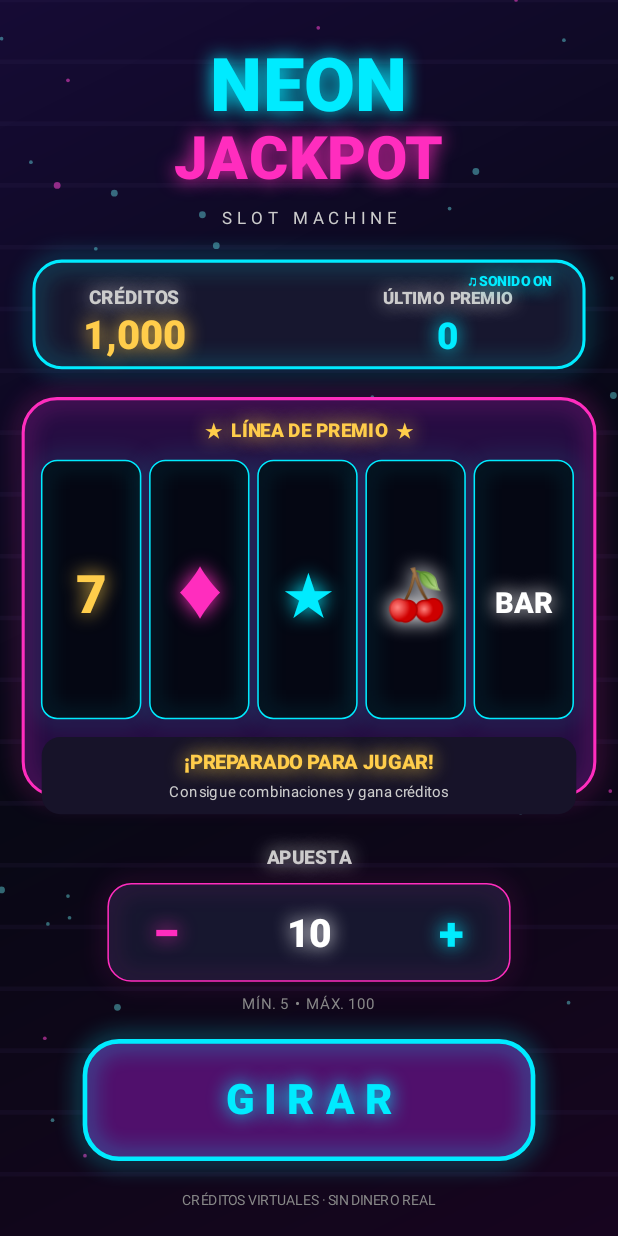
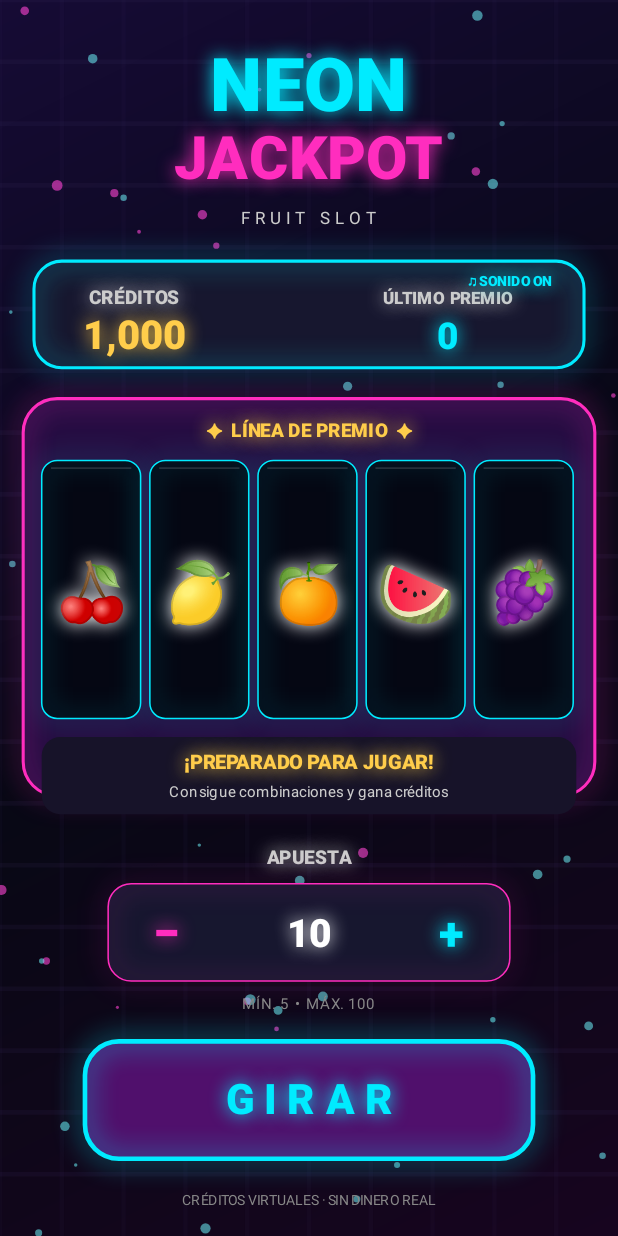
Before and after one commit to Delpad180/NEON-JACKPOT-ANDROID-, an Android app: the screen it shows after launch (MainActivity), on a phone screen of 412 x 824 dp. Run offline under Robolectric (Android 15) with nearby library versions, the phone set to English and light mode, and no system bars.

Commit message:
Replace reels with fruit symbols and smooth staggered animations

```diff
--- a/app/src/main/java/com/neonjackpot/MainActivity.java
+++ b/app/src/main/java/com/neonjackpot/MainActivity.java
@@ -29,34 +29,37 @@ public class MainActivity extends Activity {
         final Paint p = new Paint(3);
         final Handler h = new Handler(Looper.getMainLooper());
         final Random rng = new Random();
-        final ToneGenerator audio = new ToneGenerator(AudioManager.STREAM_MUSIC, 72);
-        final String[] symbols = {"7", "♦", "★", "🍒", "BAR", "♛"};
+        final ToneGenerator audio = new ToneGenerator(AudioManager.STREAM_MUSIC, 82);
+        final String[] fruits = {"🍒","🍋","🍊","🍉","🍇","🍓","🍍","🥝"};
         final int[] reels = {0,1,2,3,4};
         final int[] result = new int[5];
-        final float[] sparkX = new float[55], sparkY = new float[55], sparkV = new float[55];
-        int credits = 1000, bet = 10, lastWin = 0, tick = 0, flash = 0;
-        boolean spinning = false, soundOn = true, jackpot = false;
-        String status = "¡PREPARADO PARA JUGAR!";
-        String sub = "Consigue combinaciones y gana créditos";
-        final int cyan = Color.rgb(0,235,255), pink = Color.rgb(255,45,190);
-        final int gold = Color.rgb(255,205,75);
+        final int[] travelCells = new int[5];
+        final boolean[] reelStopped = new boolean[5];
+        final float[] sparkX = new float[85], sparkY = new float[85], sparkV = new float[85];
+        final float[] sparkSize = new float[85];
+        int credits=1000, bet=10, lastWin=0;
+        long spinStart=0, lastFrame=0;
+        boolean spinning=false, soundOn=true, jackpot=false;
+        String status="¡PREPARADO PARA JUGAR!";
+        String sub="Consigue combinaciones y gana créditos";
+        final int cyan=Color.rgb(0,235,255), pink=Color.rgb(255,45,190), gold=Color.rgb(255,205,75);
 
         SlotView() {
             super(MainActivity.this);
-            setLayerType(View.LAYER_TYPE_SOFTWARE, null);
+            setLayerType(View.LAYER_TYPE_SOFTWARE,null);
             for(int i=0;i<sparkX.length;i++) resetSpark(i);
         }
         void resetSpark(int i) {
             sparkX[i]=rng.nextInt(400); sparkY[i]=rng.nextInt(800);
-            sparkV[i]=1+rng.nextFloat()*3;
+            sparkV[i]=1+rng.nextFloat()*3.5f; sparkSize[i]=1+rng.nextFloat()*2.5f;
         }
-        void tone(int type, int duration) {
+        void tone(int type,int duration) {
             if(soundOn) try { audio.startTone(type,duration); } catch(Exception ignored) {}
         }
         void box(Canvas c,float l,float t,float r,float b,float rad,int color,boolean stroke,int sw) {
             p.setShader(null); p.setColor(color); p.setStyle(stroke?Paint.Style.STROKE:Paint.Style.FILL);
             p.setStrokeWidth(sw); p.clearShadowLayer();
-            if(stroke) p.setShadowLayer(12,0,0,color);
+            if(stroke) p.setShadowLayer(14,0,0,color);
             c.drawRoundRect(new RectF(l,t,r,b),rad,rad,p);
             p.setStyle(Paint.Style.FILL); p.clearShadowLayer();
         }
@@ -64,23 +67,54 @@ public class MainActivity extends Activity {
             p.setShader(null); p.setColor(color); p.setTextSize(size);
             p.setTypeface(Typeface.create(bold?"sans-serif-black":"sans-serif",bold?1:0));
             p.setTextAlign(Paint.Align.CENTER); p.setStyle(Paint.Style.FILL);
-            p.setShadowLayer(bold?10:0,0,0,bold?color:Color.TRANSPARENT);
+            p.setShadowLayer(bold?9:0,0,0,bold?color:Color.TRANSPARENT);
             c.drawText(s,x,y,p); p.clearShadowLayer();
+        }
+        float reelTravel(int i,long now) {
+            long local=now-spinStart-i*260L;
+            if(local<=0)return 0;
+            float t=Math.min(1f,local/1650f);
+            float eased=1f-(float)Math.pow(1f-t,3);
+            return travelCells[i]*72f*eased;
+        }
+        void drawReel(Canvas c,int i,float x,long now) {
+            float left=x, top=298, right=x+64, bottom=465;
+            box(c,left,top,right,bottom,10,0xff050713,false,1);
+            c.save();
+            c.clipRect(left+2,top+2,right-2,bottom-2);
+            if(!spinning) {
+                txt(c,fruits[reels[i]],x+32,397,39,Color.WHITE,true);
+            } else {
+                float travel=reelTravel(i,now);
+                int steps=(int)Math.floor(travel/72f);
+                float frac=(travel/72f)-steps;
+                int current=(reels[i]+steps)%fruits.length;
+                float center=382-frac*72f;
+                txt(c,fruits[(current+fruits.length-1)%fruits.length],x+32,center-72,38,0xff8b8b9e,true);
+                txt(c,fruits[current],x+32,center,42,Color.WHITE,true);
+                txt(c,fruits[(current+1)%fruits.length],x+32,center+72,38,0xff8b8b9e,true);
+            }
+            c.restore();
+            box(c,left,top,right,bottom,10,spinning?cyan:(jackpot?gold:cyan),true,spinning?2:1);
+            p.setShader(null); p.setColor(0x22ffffff); p.setStrokeWidth(1);
+            c.drawLine(left+6,top+5,right-6,top+5,p);
         }
         @Override protected void onDraw(Canvas c) {
             super.onDraw(c);
+            long now=System.currentTimeMillis();
             c.save(); c.scale(getWidth()/400f,getHeight()/800f);
-            int pulse=(int)(25+20*Math.sin(System.currentTimeMillis()/180.0));
+            float pulse=(float)(0.5+0.5*Math.sin(now/190.0));
             p.setShader(new LinearGradient(0,0,400,800,new int[]{0xff160b35,0xff070814,0xff17051f},null,Shader.TileMode.CLAMP));
             c.drawRect(0,0,400,800,p); p.setShader(null);
             for(int y=0;y<800;y+=40){p.setColor(0x223b2c65);c.drawLine(0,y,400,y,p);}
+            for(int x=0;x<400;x+=40){p.setColor(0x113b2c65);c.drawLine(x,0,x,800,p);}
             for(int i=0;i<sparkX.length;i++){
-                p.setColor((i%3==0?0x88ff45d4:0x6671faff));
-                c.drawCircle(sparkX[i],sparkY[i],i%4==0?2.2f:1.2f,p);
-                if(spinning||jackpot){sparkY[i]+=sparkV[i];if(sparkY[i]>800)resetSpark(i);}
+                p.setColor(i%3==0?0x99ff45d4:0x8871faff);
+                c.drawCircle(sparkX[i],sparkY[i],sparkSize[i],p);
+                if(spinning||jackpot){sparkY[i]-=sparkV[i];if(sparkY[i]<0) {sparkY[i]=800;sparkX[i]=rng.nextInt(400);}}
             }
             txt(c,"NEON",200,72,48,cyan,true); txt(c,"JACKPOT",200,116,39,pink,true);
-            txt(c,"S L O T   M A C H I N E",200,145,11,Color.LTGRAY,false);
+            txt(c,"F R U I T   S L O T",200,145,11,Color.LTGRAY,false);
             box(c,22,169,378,238,18,0xff17172f,false,1);
             box(c,22,169,378,238,18,cyan,true,2);
             txt(c,"CRÉDITOS",87,197,12,Color.LTGRAY,true);
@@ -91,19 +125,14 @@ public class MainActivity extends Activity {
 
             box(c,15,258,385,515,22,0xff260d42,false,1);
             box(c,15,258,385,515,22,pink,true,2);
-            txt(c,"★  LÍNEA DE PREMIO  ★",200,283,12,gold,true);
-            for(int i=0;i<5;i++){
-                float x=27+i*70;
-                box(c,x,298,x+64,465,10,0xff050713,false,1);
-                box(c,x,298,x+64,465,10,spinning?cyan:(jackpot?gold:cyan),true,spinning?2:1);
-                int col=reels[i]==0?gold:reels[i]==1?pink:reels[i]==2?cyan:Color.WHITE;
-                txt(c,symbols[reels[i]],x+32,397,reels[i]==4?19:34,col,true);
-            }
+            txt(c,"✦  LÍNEA DE PREMIO  ✦",200,283,12,gold,true);
+            for(int i=0;i<5;i++) drawReel(c,i,27+i*70,now);
             box(c,27,477,373,527,12,0xff171329,false,1);
-            txt(c,status,200,498,13,jackpot?gold:gold,true);
+            txt(c,status,200,498,13,gold,true);
             txt(c,sub,200,516,10,Color.LTGRAY,false);
             if(jackpot) {
-                p.setColor(0x55ffd34f); c.drawRect(20,250,380,530,p);
+                p.setColor((int)(0x33ffffff+(pulse*0x22ffffff))); c.drawRect(20,250,380,530,p);
+                for(int i=0;i<18;i++){p.setColor(i%2==0?gold:pink);c.drawCircle((i*47+13)%390,270+(i*61)%260,2.5f+ pulse*2,p);}
                 txt(c,"✦  ¡MEGA PREMIO!  ✦",200,548,15,gold,true);
             }
             txt(c,"APUESTA",200,559,12,Color.LTGRAY,true);
@@ -116,59 +145,71 @@ public class MainActivity extends Activity {
             txt(c,spinning?"GIRANDO...":"G I R A R",200,721,27,spinning?gold:cyan,true);
             txt(c,"CRÉDITOS VIRTUALES · SIN DINERO REAL",200,780,9,Color.GRAY,false);
             c.restore();
-            if(spinning||jackpot){postInvalidateDelayed(45);}
+            if(spinning||jackpot)postInvalidateDelayed(16);
         }
         @Override public boolean onTouchEvent(MotionEvent e) {
-            if(e.getAction()==MotionEvent.ACTION_UP){
+            if(e.getAction()==MotionEvent.ACTION_UP) {
                 float x=e.getX()*400/getWidth(), y=e.getY()*800/getHeight();
-                if(y>169&&y<238&&x>245){soundOn=!soundOn;if(soundOn)tone(ToneGenerator.TONE_PROP_ACK,100);invalidate();return true;}
-                if(y>674&&y<755) spin();
+                if(y>169&&y<238&&x>245){soundOn=!soundOn;if(soundOn)tone(ToneGenerator.TONE_PROP_ACK,120);invalidate();return true;}
+                if(y>674&&y<755)spin();
                 else if(y>570&&y<640&&!spinning){
-                    if(x<155){bet=Math.max(5,bet-5);tone(ToneGenerator.TONE_PROP_BEEP,55);}
-                    if(x>245){bet=Math.min(100,bet+5);tone(ToneGenerator.TONE_PROP_BEEP,55);}
+                    if(x<155){bet=Math.max(5,bet-5);tone(ToneGenerator.TONE_PROP_BEEP,65);}
+                    if(x>245){bet=Math.min(100,bet+5);tone(ToneGenerator.TONE_PROP_BEEP,65);}
                     invalidate();
-                } else if(y>755&&credits<100){credits+=500;sub="Bono de cortesía: +500 créditos";tone(ToneGenerator.TONE_PROP_ACK,160);invalidate();}
+                } else if(y>755&&credits<100){credits+=500;sub="Bono de cortesía: +500 créditos";tone(ToneGenerator.TONE_PROP_ACK,220);invalidate();}
                 performHapticFeedback(HapticFeedbackConstants.VIRTUAL_KEY);
                 return true;
             }
             return true;
         }
-        void spin(){
+        void spin() {
             if(spinning)return;
-            if(credits<bet){status="CRÉDITOS INSUFICIENTES";sub="Toca la zona inferior para recibir un bono";tone(ToneGenerator.TONE_PROP_NACK,180);invalidate();return;}
-            credits-=bet;lastWin=0;spinning=true;jackpot=false;tick=0;
-            status="¡MUCHA SUERTE!";sub="Los rodillos están girando...";
-            tone(ToneGenerator.TONE_CDMA_ALERT_CALL_GUARD,120);
+            if(credits<bet){status="CRÉDITOS INSUFICIENTES";sub="Toca la zona inferior para recibir un bono";tone(ToneGenerator.TONE_PROP_NACK,220);invalidate();return;}
+            credits-=bet;lastWin=0;spinning=true;jackpot=false;spinStart=System.currentTimeMillis();
+            status="¡MUCHA SUERTE!";sub="Los rodillos giran y se detienen uno a uno";
+            tone(ToneGenerator.TONE_CDMA_ALERT_CALL_GUARD,180);
             performHapticFeedback(HapticFeedbackConstants.LONG_PRESS);
-            for(int i=0;i<5;i++)result[i]=rng.nextInt(symbols.length);
+            for(int i=0;i<5;i++){
+                result[i]=rng.nextInt(fruits.length);
+                travelCells[i]=18+((result[i]-reels[i]-18)%fruits.length+fruits.length)%fruits.length;
+                reelStopped[i]=false;
+            }
             animateReels();
         }
-        void animateReels(){
+        void animateReels() {
             h.postDelayed(()->{
                 if(!spinning)return;
-                tick++;
-                for(int i=0;i<5;i++)if(tick<8+i*3)reels[i]=rng.nextInt(symbols.length);
-                if(tick%2==0)tone(ToneGenerator.TONE_PROP_BEEP,35);
-                if(tick>=22)finish();else{invalidate();animateReels();}
-            },90);
-            invalidate();
+                long now=System.currentTimeMillis();
+                boolean allStopped=true;
+                for(int i=0;i<5;i++){
+                    long local=now-spinStart-i*260L;
+                    if(local>=1650&&!reelStopped[i]){
+                        reelStopped[i]=true;reels[i]=result[i];
+                        tone(ToneGenerator.TONE_PROP_BEEP,95);
+                        performHapticFeedback(HapticFeedbackConstants.KEYBOARD_TAP);
+                    }
+                    if(!reelStopped[i])allStopped=false;
+                }
+                invalidate();
+                if(allStopped)finish();else animateReels();
+            },16);
         }
-        void finish(){
-            for(int i=0;i<5;i++)reels[i]=result[i];
+        void finish() {
             spinning=false;
             int count=1;while(count<5&&reels[count]==reels[0])count++;
             int prize=0;
-            if(count>=3){int mult=reels[0]==0?20:reels[0]==1?12:reels[0]==2?8:5;prize=bet*mult*(count==3?1:count==4?2:4);}
-            if(prize==0){int[] n=new int[symbols.length];for(int v:reels)n[v]++;for(int v:n)if(v>=3)prize=Math.max(prize,bet*3);}
-            lastWin=prize;credits+=prize;
-            jackpot=prize>=bet*20;
+            if(count>=3){int mult=reels[0]==0?20:reels[0]==1?14:reels[0]==2?10:6;prize=bet*mult*(count==3?1:count==4?2:4);}
+            if(prize==0){int[] n=new int[fruits.length];for(int v:reels)n[v]++;for(int v:n)if(v>=3)prize=Math.max(prize,bet*3);}
+            lastWin=prize;credits+=prize;jackpot=prize>=bet*20;
             status=prize>0?"¡PREMIO! +"+prize+" CRÉDITOS":"SIN PREMIO ESTA VEZ";
             sub=jackpot?"¡COMBINACIÓN EXTRAORDINARIA!":prize>0?"¡Buena combinación!":"Prueba otra combinación";
-            if(prize>0){tone(jackpot?ToneGenerator.TONE_CDMA_ALERT_CALL_GUARD:ToneGenerator.TONE_PROP_ACK,jackpot?650:280);performHapticFeedback(HapticFeedbackConstants.LONG_PRESS);}
-            else tone(ToneGenerator.TONE_PROP_NACK,180);
+            if(prize>0){tone(jackpot?ToneGenerator.TONE_CDMA_ALERT_CALL_GUARD:ToneGenerator.TONE_PROP_ACK,jackpot?900:400);performHapticFeedback(HapticFeedbackConstants.LONG_PRESS);}
+            else tone(ToneGenerator.TONE_PROP_NACK,240);
             invalidate();
-            if(jackpot)h.postDelayed(()->{jackpot=false;invalidate();},2600);
+            if(jackpot)h.postDelayed(()->{jackpot=false;invalidate();},3000);
         }
-        @Override protected void onDetachedFromWindow(){super.onDetachedFromWindow();h.removeCallbacksAndMessages(null);audio.release();}
+        @Override protected void onDetachedFromWindow() {
+            super.onDetachedFromWindow();h.removeCallbacksAndMessages(null);audio.release();
+        }
     }
 }
```
